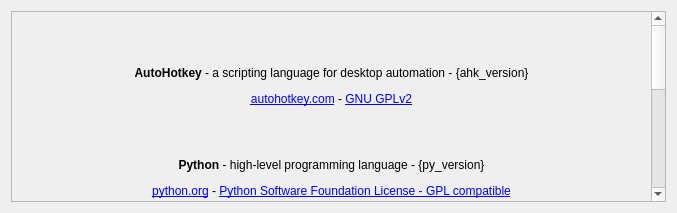
This is ui/a2widget/a2licenses_widget.ui in ewerybody/a2 as Qt 5 draws it before an edit. The edited form follows.
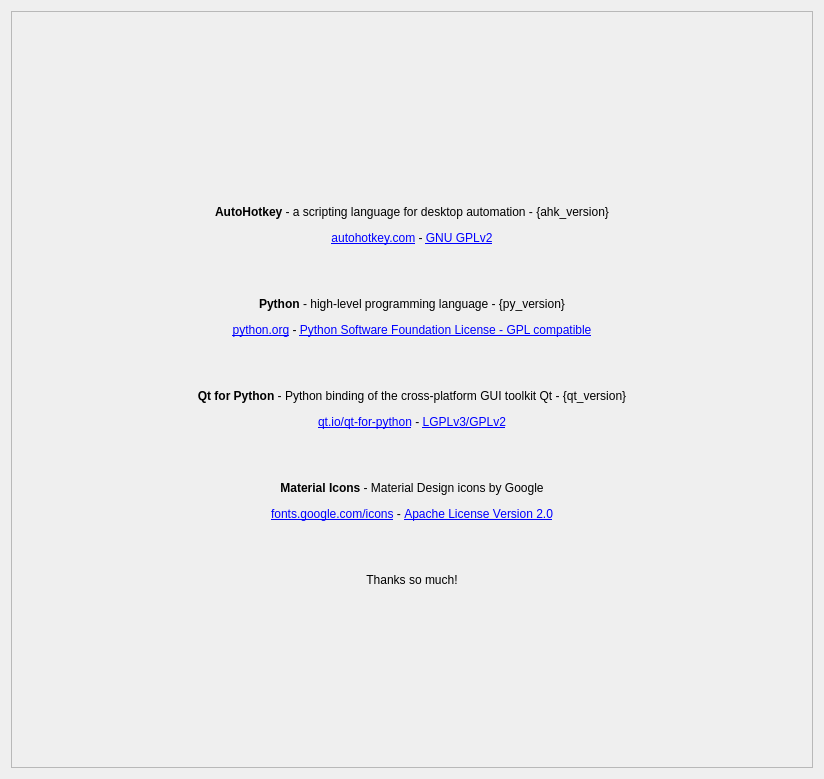
This is the edited form. Icons and pictures are not drawn.

Commit message: settings page material icons links updated

Patch:
```diff
--- a/ui/a2widget/a2licenses_widget.ui
+++ b/ui/a2widget/a2licenses_widget.ui
@@ -6,8 +6,8 @@
    <rect>
     <x>0</x>
     <y>0</y>
-    <width>677</width>
-    <height>213</height>
+    <width>824</width>
+    <height>779</height>
    </rect>
   </property>
   <property name="windowTitle">
@@ -24,8 +24,8 @@
        <rect>
         <x>0</x>
         <y>0</y>
-        <width>631</width>
-        <height>627</height>
+        <width>800</width>
+        <height>755</height>
        </rect>
       </property>
       <layout class="QVBoxLayout" name="verticalLayout_2">
@@ -44,7 +44,7 @@
        <item>
         <widget class="QLabel" name="a2license_text">
          <property name="text">
-          <string notr="true">&lt;html&gt;&lt;head/&gt;&lt;body&gt;&lt;p align=&quot;center&quot;&gt;&lt;br/&gt;&lt;/p&gt;&lt;p align=&quot;center&quot;&gt;&lt;img src=&quot;res/logo_ahk.png&quot;/&gt;&lt;br/&gt;&lt;span style=&quot; font-weight:600;&quot;&gt;AutoHotkey&lt;/span&gt; - a scripting language for desktop automation - {ahk_version}&lt;/p&gt;&lt;p align=&quot;center&quot;&gt;&lt;a href=&quot;https://autohotkey.com&quot;&gt;&lt;span style=&quot; text-decoration: underline; color:#0000ff;&quot;&gt;autohotkey.com&lt;/span&gt;&lt;/a&gt; - &lt;a href=&quot;https://www.gnu.org/licenses/old-licenses/gpl-2.0.en.html&quot;&gt;&lt;span style=&quot; text-decoration: underline; color:#0000ff;&quot;&gt;GNU GPLv2&lt;/span&gt;&lt;/a&gt;&lt;/p&gt;&lt;p align=&quot;center&quot;&gt;&lt;br/&gt;&lt;/p&gt;&lt;p align=&quot;center&quot;&gt;&lt;img src=&quot;res/logo_python.png&quot;/&gt;&lt;/p&gt;&lt;p align=&quot;center&quot;&gt;&lt;span style=&quot; font-weight:600;&quot;&gt;Python&lt;/span&gt; - high-level programming language - {py_version}&lt;/p&gt;&lt;p align=&quot;center&quot;&gt;&lt;a href=&quot;https://www.python.org/&quot;&gt;&lt;span style=&quot; text-decoration: underline; color:#0000ff;&quot;&gt;python.org&lt;/span&gt;&lt;/a&gt; - &lt;a href=&quot;https://docs.python.org/3/license.html&quot;&gt;&lt;span style=&quot; text-decoration: underline; color:#0000ff;&quot;&gt;Python Software Foundation License - GPL compatible&lt;/span&gt;&lt;/a&gt;&lt;/p&gt;&lt;p align=&quot;center&quot;&gt;&lt;br/&gt;&lt;/p&gt;&lt;p align=&quot;center&quot;&gt;&lt;img src=&quot;res/logo_pyside.png&quot;/&gt;&lt;/p&gt;&lt;p align=&quot;center&quot;&gt;&lt;span style=&quot; font-weight:600;&quot;&gt;Qt for Python&lt;/span&gt; - Python binding of the cross-platform GUI toolkit Qt - {qt_version}&lt;/p&gt;&lt;p align=&quot;center&quot;&gt;&lt;a href=&quot;https://www.qt.io/qt-for-python&quot;&gt;&lt;span style=&quot; text-decoration: underline; color:#0000ff;&quot;&gt;qt.io/qt-for-python&lt;/span&gt;&lt;/a&gt; - &lt;a href=&quot;https://www.qt.io/licensing&quot;&gt;&lt;span style=&quot; text-decoration: underline; color:#0000ff;&quot;&gt;LGPLv3/GPLv2&lt;/span&gt;&lt;/a&gt;&lt;/p&gt;&lt;p align=&quot;center&quot;&gt;&lt;br/&gt;&lt;/p&gt;&lt;p align=&quot;center&quot;&gt;&lt;img src=&quot;res/logo_material.png&quot;/&gt;&lt;/p&gt;&lt;p align=&quot;center&quot;&gt;&lt;span style=&quot; font-weight:600;&quot;&gt;Material Icons&lt;/span&gt; - Material Design icons by Google&lt;/p&gt;&lt;p align=&quot;center&quot;&gt;&lt;a href=&quot;https://material.io/icons&quot;&gt;&lt;span style=&quot; text-decoration: underline; color:#0000ff;&quot;&gt;material.io/icons&lt;/span&gt;&lt;/a&gt; - &lt;a href=&quot;https://www.apache.org/licenses/LICENSE-2.0.html&quot;&gt;&lt;span style=&quot; text-decoration: underline; color:#0000ff;&quot;&gt;Apache License Version 2.0&lt;/span&gt;&lt;/a&gt;&lt;/p&gt;&lt;p align=&quot;center&quot;&gt;&lt;br/&gt;&lt;/p&gt;&lt;p align=&quot;center&quot;&gt;Thanks so much!&lt;/p&gt;&lt;p align=&quot;center&quot;&gt;&lt;br/&gt;&lt;/p&gt;&lt;/body&gt;&lt;/html&gt;</string>
+          <string notr="true">&lt;html&gt;&lt;head/&gt;&lt;body&gt;&lt;p align=&quot;center&quot;&gt;&lt;br/&gt;&lt;/p&gt;&lt;p align=&quot;center&quot;&gt;&lt;img src=&quot;res/logo_ahk.png&quot;/&gt;&lt;br/&gt;&lt;span style=&quot; font-weight:600;&quot;&gt;AutoHotkey&lt;/span&gt; - a scripting language for desktop automation - {ahk_version}&lt;/p&gt;&lt;p align=&quot;center&quot;&gt;&lt;a href=&quot;https://autohotkey.com&quot;&gt;&lt;span style=&quot; text-decoration: underline; color:#0000ff;&quot;&gt;autohotkey.com&lt;/span&gt;&lt;/a&gt; - &lt;a href=&quot;https://www.gnu.org/licenses/old-licenses/gpl-2.0.en.html&quot;&gt;&lt;span style=&quot; text-decoration: underline; color:#0000ff;&quot;&gt;GNU GPLv2&lt;/span&gt;&lt;/a&gt;&lt;/p&gt;&lt;p align=&quot;center&quot;&gt;&lt;br/&gt;&lt;/p&gt;&lt;p align=&quot;center&quot;&gt;&lt;img src=&quot;res/logo_python.png&quot;/&gt;&lt;/p&gt;&lt;p align=&quot;center&quot;&gt;&lt;span style=&quot; font-weight:600;&quot;&gt;Python&lt;/span&gt; - high-level programming language - {py_version}&lt;/p&gt;&lt;p align=&quot;center&quot;&gt;&lt;a href=&quot;https://www.python.org/&quot;&gt;&lt;span style=&quot; text-decoration: underline; color:#0000ff;&quot;&gt;python.org&lt;/span&gt;&lt;/a&gt; - &lt;a href=&quot;https://docs.python.org/3/license.html&quot;&gt;&lt;span style=&quot; text-decoration: underline; color:#0000ff;&quot;&gt;Python Software Foundation License - GPL compatible&lt;/span&gt;&lt;/a&gt;&lt;/p&gt;&lt;p align=&quot;center&quot;&gt;&lt;br/&gt;&lt;/p&gt;&lt;p align=&quot;center&quot;&gt;&lt;img src=&quot;res/logo_pyside.png&quot;/&gt;&lt;/p&gt;&lt;p align=&quot;center&quot;&gt;&lt;span style=&quot; font-weight:600;&quot;&gt;Qt for Python&lt;/span&gt; - Python binding of the cross-platform GUI toolkit Qt - {qt_version}&lt;/p&gt;&lt;p align=&quot;center&quot;&gt;&lt;a href=&quot;https://www.qt.io/qt-for-python&quot;&gt;&lt;span style=&quot; text-decoration: underline; color:#0000ff;&quot;&gt;qt.io/qt-for-python&lt;/span&gt;&lt;/a&gt; - &lt;a href=&quot;https://www.qt.io/licensing&quot;&gt;&lt;span style=&quot; text-decoration: underline; color:#0000ff;&quot;&gt;LGPLv3/GPLv2&lt;/span&gt;&lt;/a&gt;&lt;/p&gt;&lt;p align=&quot;center&quot;&gt;&lt;br/&gt;&lt;/p&gt;&lt;p align=&quot;center&quot;&gt;&lt;img src=&quot;res/logo_material.png&quot;/&gt;&lt;/p&gt;&lt;p align=&quot;center&quot;&gt;&lt;span style=&quot; font-weight:600;&quot;&gt;Material Icons&lt;/span&gt; - Material Design icons by Google&lt;/p&gt;&lt;p align=&quot;center&quot;&gt;&lt;a href=&quot;https://fonts.google.com/icons&quot;&gt;&lt;span style=&quot; text-decoration: underline; color:#0000ff;&quot;&gt;fonts.google.com/icons&lt;/span&gt;&lt;/a&gt; - &lt;a href=&quot;https://github.com/google/material-design-icons/blob/master/LICENSE&quot;&gt;&lt;span style=&quot; text-decoration: underline; color:#0000ff;&quot;&gt;Apache License Version 2.0&lt;/span&gt;&lt;/a&gt;&lt;/p&gt;&lt;p align=&quot;center&quot;&gt;&lt;br/&gt;&lt;/p&gt;&lt;p align=&quot;center&quot;&gt;Thanks so much!&lt;/p&gt;&lt;p align=&quot;center&quot;&gt;&lt;br/&gt;&lt;/p&gt;&lt;/body&gt;&lt;/html&gt;</string>
          </property>
          <property name="wordWrap">
           <bool>true</bool>
```
The commit also changes 1 other file.
